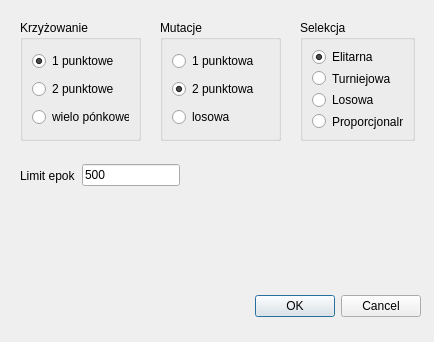
Before: the Qt Designer form agproperties.ui in pierok/StarWarsTD, drawn with Qt 5.
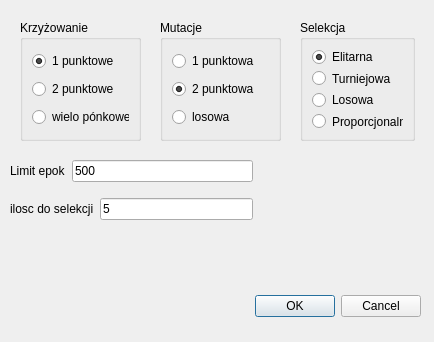
After: the same form once the commit is applied.

Diff of the .ui file:
```diff
--- a/agproperties.ui
+++ b/agproperties.ui
@@ -156,12 +156,14 @@
   <widget class="QWidget" name="horizontalLayoutWidget">
    <property name="geometry">
     <rect>
-     <x>20</x>
-     <y>160</y>
-     <width>160</width>
-     <height>31</height>
+     <x>10</x>
+     <y>150</y>
+     <width>243</width>
+     <height>80</height>
     </rect>
    </property>
+   <layout class="QVBoxLayout" name="verticalLayout_4">
+    <item>
    <layout class="QHBoxLayout" name="horizontalLayout">
     <item>
      <widget class="QLabel" name="labelLimitEpok">
@@ -176,6 +178,26 @@
        <string>500</string>
       </property>
      </widget>
+      </item>
+     </layout>
+    </item>
+    <item>
+     <layout class="QHBoxLayout" name="horizontalLayout_2">
+      <item>
+       <widget class="QLabel" name="proportionLabel">
+        <property name="text">
+         <string>ilosc do selekcji</string>
+        </property>
+       </widget>
+      </item>
+      <item>
+       <widget class="QLineEdit" name="lineEditProportion">
+        <property name="text">
+         <string>5</string>
+        </property>
+       </widget>
+      </item>
+     </layout>
     </item>
    </layout>
   </widget>
```
Left out of the diff: 2 changed lines with no effect on the pictures. Lines whose indentation alone changed are shown as unchanged.
